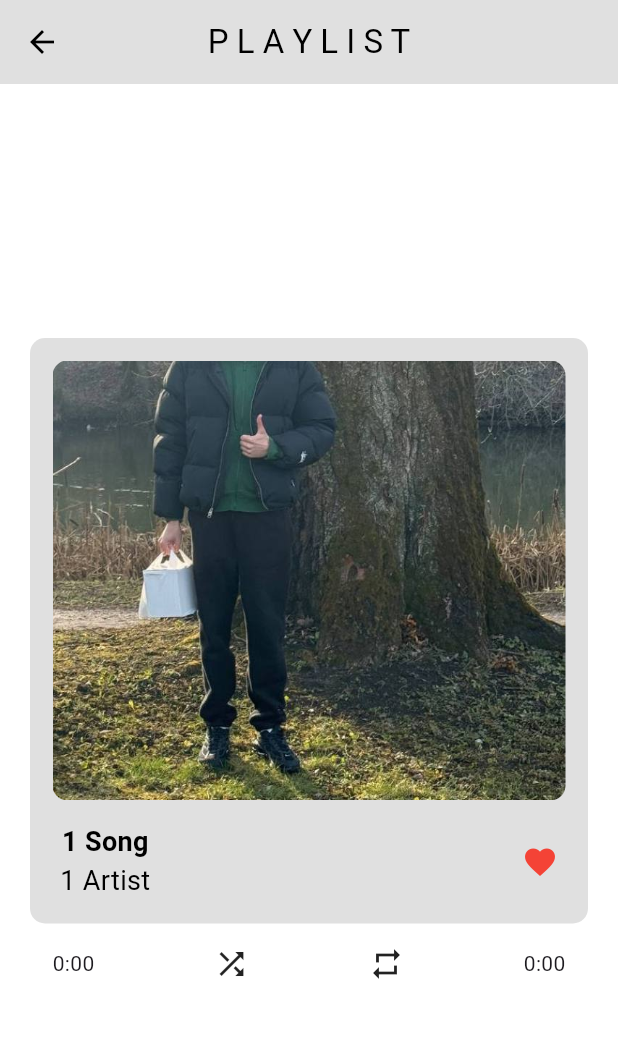
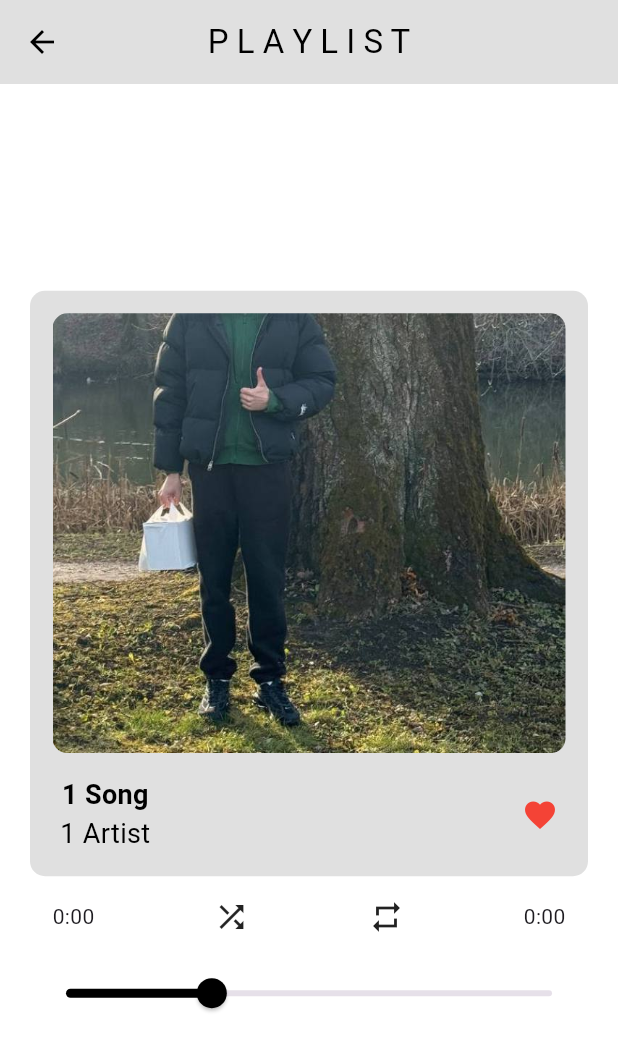
Before and after one commit to abdymazhittoretay/music_player, a Flutter app: the SongPage screen opened directly, on a phone screen of 412 x 824 dp. Shown: the top 1051 px of the screen. Run offline on Flutter 3.47's test engine with Material 3 defaults, Android fonts, the light colour scheme and no system bars.

Commit message:
added slider in song_page

```diff
--- a/lib/pages/song_page.dart
+++ b/lib/pages/song_page.dart
@@ -93,7 +93,16 @@ class _SongPageState extends State<SongPage> {
                       Text("0:00"),
                     ],
                   ),
-                )
+                ),
+                SizedBox(
+                  height: 15.0,
+                ),
+                Slider(
+                    min: 0,
+                    max: 100,
+                    value: 30,
+                    activeColor: Colors.black,
+                    onChanged: (value) {})
               ],
             ),
           ),
```
